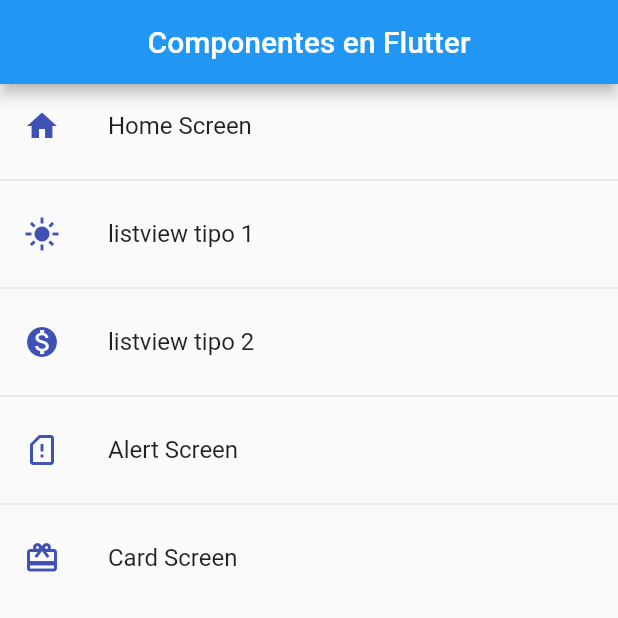
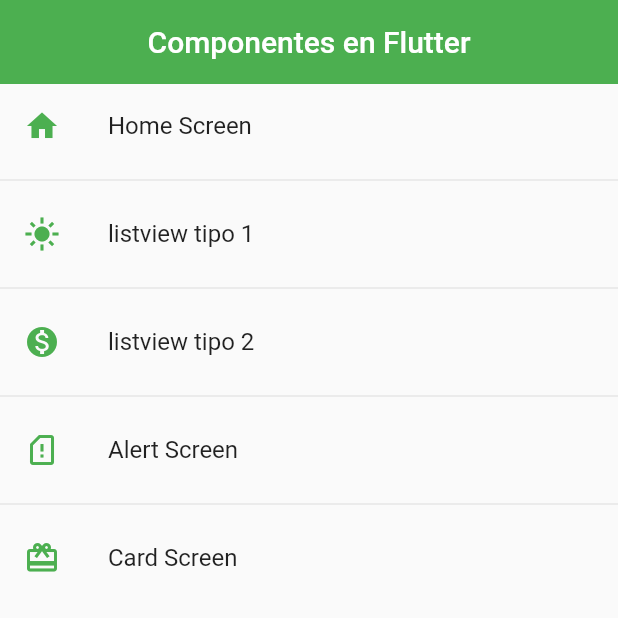
Before and after one commit to genesispinto/fl_components-flutter, a Flutter app: the screen it shows after launch, on a phone screen of 412 x 824 dp, the top half of it. Run offline on Flutter 3.47's test engine with Material 2 defaults, Android fonts, the phone set to English and light mode, and no system bars.

Commit message:
Personalizando app con temas globales

```diff
--- a/lib/main.dart
+++ b/lib/main.dart
@@ -1,7 +1,8 @@
+import 'package:flutter/material.dart';
 
 import 'package:fl_components/router/app_routes.dart';
-import 'package:fl_components/screens/screens.dart';
-import 'package:flutter/material.dart';
+import 'package:fl_components/theme/app_theme.dart';
+
 
 
 
@@ -18,7 +19,9 @@ class MyApp extends StatelessWidget {
       initialRoute: AppRoutes.initialRoute,
       routes: AppRoutes.getAppRoutes(),
       //onGenerateRoute sirve para general rutas no establecidas
-      onGenerateRoute: AppRoutes.onGenerateRoute
+      onGenerateRoute: AppRoutes.onGenerateRoute,
+      //theme
+      theme: AppTheme.lightTheme
     );
   }
 }
--- a/lib/screens/home_screen.dart
+++ b/lib/screens/home_screen.dart
@@ -1,6 +1,6 @@
-import 'package:fl_components/models/models.dart';
+import 'package:flutter/material.dart';
 import 'package:fl_components/router/app_routes.dart';
-import 'package:flutter/material.dart';
+import 'package:fl_components/theme/app_theme.dart';
 
 
 class HomeScreen extends StatelessWidget {
@@ -15,7 +15,7 @@ class HomeScreen extends StatelessWidget {
       ),
       body: ListView.separated(
         itemBuilder:(context, index) => ListTile(
-          leading: Icon(AppRoutes.menuOption[index].icon, color: Colors.indigo,),
+          leading: Icon(AppRoutes.menuOption[index].icon, color: AppTheme.primary),
           title: Text(AppRoutes.menuOption[index].name),
           onTap: () {
             /* final route = MaterialPageRoute(builder:(context) => const Listview2Screen(),);
--- a/lib/screens/listview2_screen.dart
+++ b/lib/screens/listview2_screen.dart
@@ -12,8 +12,6 @@ class Listview2Screen extends StatelessWidget {
     return  Scaffold(
       appBar: AppBar(
         title: const Center(child: Text('Listview tipo 2')),
-        elevation: 0,
-        backgroundColor: Colors.indigo,
       ),
       body:
      /*  ListView.separated(
--- /dev/null
+++ b/lib/theme/app_theme.dart
@@ -0,0 +1,25 @@
+import 'package:flutter/material.dart';
+
+class AppTheme {
+  static const Color primary =  Colors.green;
+
+  static final ThemeData lightTheme = ThemeData.light().copyWith(
+        //color primario
+        primaryColor: Colors.indigo,
+        //AppBar Theme
+        appBarTheme: const AppBarTheme(
+          color: primary,
+          elevation: 0
+        )
+      );
+   static final ThemeData darkTheme = ThemeData.dark().copyWith(
+        //color primario
+        primaryColor: Colors.indigo,
+        //AppBar Theme
+        appBarTheme: const AppBarTheme(
+          color: primary,
+          elevation: 0
+        ),
+        scaffoldBackgroundColor: Colors.black
+      );
+}
```
